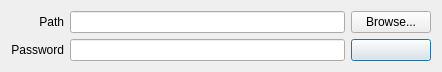
Qt form trunk/proj/src/DbContainer/Ui/ChooseContainerDialog.ui (ElwooD07/BdContainer) before a commit.
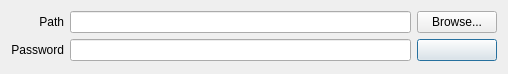
The same form after that commit.

Commit message: Implemented ability to load several containers to one model. Implemented lazy root loading. Fixed writing of storage header. Refactored ContainerException.

Patch:
```diff
--- a/trunk/proj/src/DbContainer/Ui/ChooseContainerDialog.ui
+++ b/trunk/proj/src/DbContainer/Ui/ChooseContainerDialog.ui
@@ -6,10 +6,16 @@
    <rect>
     <x>0</x>
     <y>0</y>
-    <width>442</width>
-    <height>70</height>
+    <width>508</width>
+    <height>74</height>
    </rect>
   </property>
+  <property name="sizePolicy">
+   <sizepolicy hsizetype="Fixed" vsizetype="Fixed">
+    <horstretch>0</horstretch>
+    <verstretch>0</verstretch>
+   </sizepolicy>
+  </property>
   <property name="windowTitle">
    <string>ChooseContainerDialog</string>
   </property>
```
Left out of the diff: 9 changed lines with no effect on the pictures. The commit also changes 20 other files.
